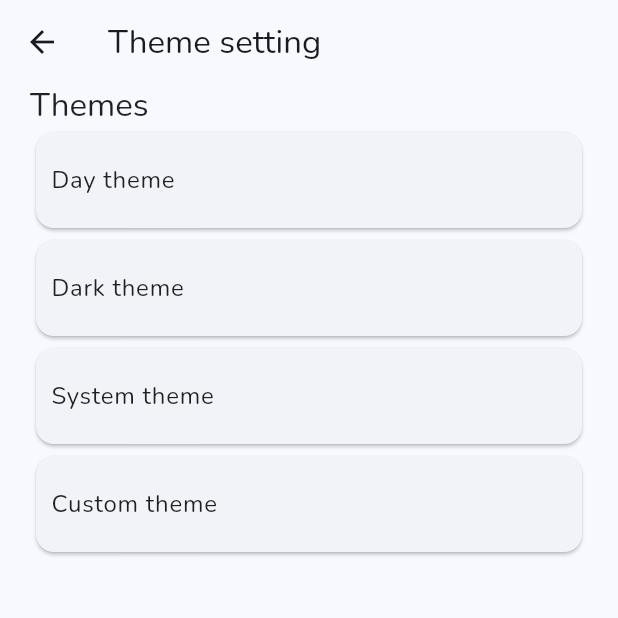
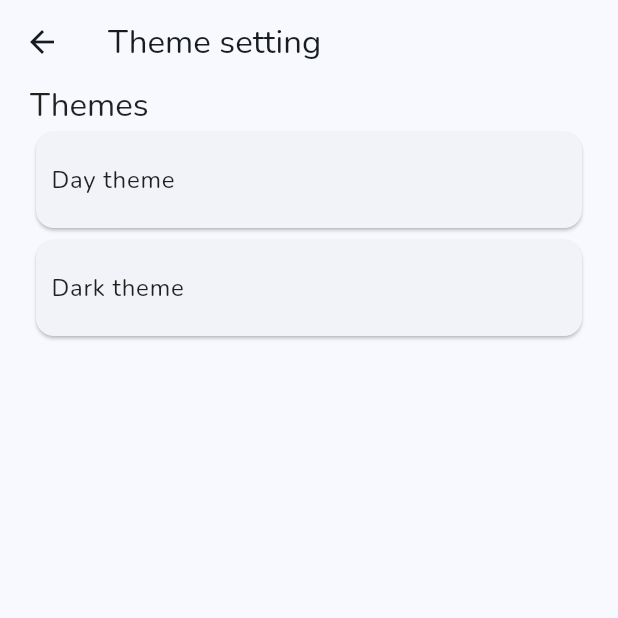
Before and after one commit to tc14077/todoer, a Flutter app: the ThemeSettingScreen screen opened directly, on a phone screen of 412 x 824 dp, the top half of it. Run offline on Flutter 3.47's test engine with Material 2 defaults, Android fonts, the phone set to English and light mode, and no system bars; our stand-ins replace beamer, bloc, flutter_bloc, google_fonts.

Commit message:
feat: comment out the unsupported theme options

```diff
--- a/lib/enum/app_theme_options.dart
+++ b/lib/enum/app_theme_options.dart
@@ -3,9 +3,9 @@ import 'package:todoer/ui/system/themes.dart';
 
 enum AppThemeOption {
   light(themeMode: ThemeMode.light, displayName: 'Day theme'),
-  dark(themeMode: ThemeMode.dark, displayName: 'Dark theme'),
-  system(themeMode: ThemeMode.system, displayName: 'System theme'),
-  custom(themeMode: null, displayName: 'Custom theme');
+  dark(themeMode: ThemeMode.dark, displayName: 'Dark theme');
+  // system(themeMode: ThemeMode.system, displayName: 'System theme'),
+  // custom(themeMode: null, displayName: 'Custom theme');
 
   final ThemeMode? themeMode;
   final String displayName;
@@ -17,9 +17,9 @@ enum AppThemeOption {
         return AppTheme.lightTheme;
       case AppThemeOption.dark:
         return AppTheme.darkTheme;
-      case AppThemeOption.system:
-      case AppThemeOption.custom:
-        return null;
+      // case AppThemeOption.system:
+      // case AppThemeOption.custom:
+      //   return null;
     }
   }
 }
```
